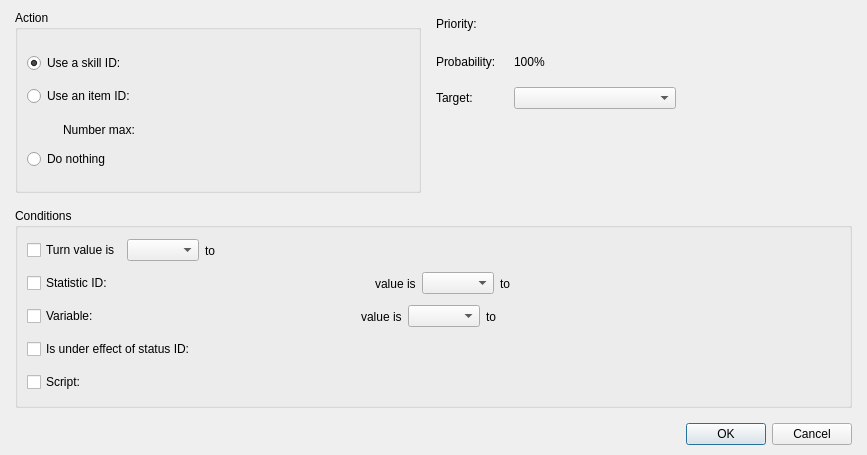
Above: Editor/Dialogs/Systems/dialogsystemmonsteraction.ui from RPG-Paper-Maker/RPG-Paper-Maker before the change. Below: the same form after it.
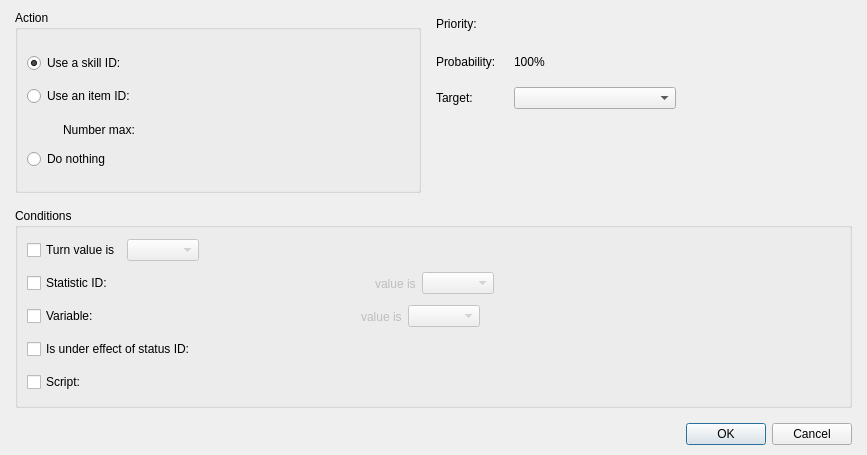
That is the form after the change. Custom widgets are drawn as their Qt base class.

```diff
--- a/Editor/Dialogs/Systems/dialogsystemmonsteraction.ui
+++ b/Editor/Dialogs/Systems/dialogsystemmonsteraction.ui
@@ -276,17 +276,17 @@
                </widget>
               </item>
               <item>
-               <widget class="QComboBox" name="comboBoxCompareTurnValueIs"/>
-              </item>
-              <item>
-               <widget class="QLabel" name="labelTo_Turn">
-                <property name="text">
-                 <string>to</string>
+               <widget class="QComboBox" name="comboBoxCompareTurnValueIs">
+                <property name="enabled">
+                 <bool>false</bool>
                 </property>
                </widget>
               </item>
               <item>
                <widget class="PanelPrimitiveValue" name="panelPrimitiveValueTurnTo" native="true">
+                <property name="enabled">
+                 <bool>false</bool>
+                </property>
                 <property name="minimumSize">
                  <size>
                   <width>250</width>
@@ -343,23 +343,26 @@
               </item>
               <item>
                <widget class="QLabel" name="labelValueIs_StatisticID">
+                <property name="enabled">
+                 <bool>false</bool>
+                </property>
                 <property name="text">
                  <string>value is</string>
                 </property>
                </widget>
               </item>
               <item>
-               <widget class="QComboBox" name="comboBoxCompareStatisticID"/>
-              </item>
-              <item>
-               <widget class="QLabel" name="labelTo_StatisticID">
-                <property name="text">
-                 <string>to</string>
+               <widget class="QComboBox" name="comboBoxCompareStatisticID">
+                <property name="enabled">
+                 <bool>false</bool>
                 </property>
                </widget>
               </item>
               <item>
                <widget class="PanelPrimitiveValue" name="panelPrimitiveValueStatisticTo" native="true">
+                <property name="enabled">
+                 <bool>false</bool>
+                </property>
                 <property name="minimumSize">
                  <size>
                   <width>250</width>
@@ -416,23 +419,26 @@
               </item>
               <item>
                <widget class="QLabel" name="labelValueIs_Variable">
+                <property name="enabled">
+                 <bool>false</bool>
+                </property>
                 <property name="text">
                  <string>value is</string>
                 </property>
                </widget>
               </item>
               <item>
-               <widget class="QComboBox" name="comboBoxCompareVariableValue"/>
-              </item>
-              <item>
-               <widget class="QLabel" name="labelTo_VariableValue">
-                <property name="text">
-                 <string>to</string>
+               <widget class="QComboBox" name="comboBoxCompareVariableValue">
+                <property name="enabled">
+                 <bool>false</bool>
                 </property>
                </widget>
               </item>
               <item>
                <widget class="PanelPrimitiveValue" name="panelPrimitiveValueVariableTo" native="true">
+                <property name="enabled">
+                 <bool>false</bool>
+                </property>
                 <property name="minimumSize">
                  <size>
                   <width>250</width>
```
Left out of the diff: 18 changed lines with no effect on the pictures.
